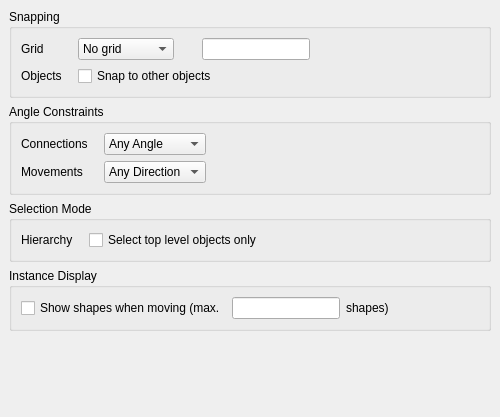
Before: the Qt Designer form src/edt/edt/EditorOptionsGeneric.ui in KLayout/klayout, drawn with Qt 5.
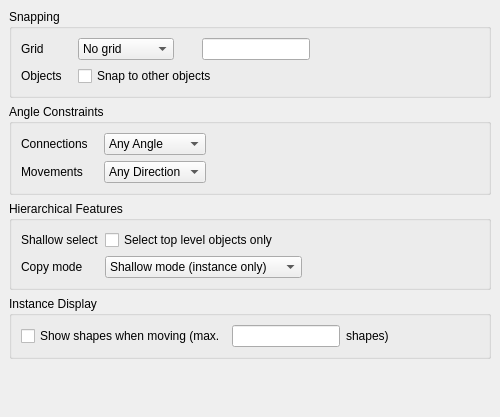
After: the same form once the commit is applied.

Commit message:
Open to silence instance copy mode dialog
By using "don't ask again" the instance copy mode
dialog won't come up again. The mode can be reverted
back to "ask" in the editor options.

Diff of the .ui file:
```diff
--- a/src/edt/edt/EditorOptionsGeneric.ui
+++ b/src/edt/edt/EditorOptionsGeneric.ui
@@ -199,39 +199,94 @@
     </widget>
    </item>
    <item>
-    <widget class="QGroupBox" name="groupBox_3" >
-     <property name="title" >
-      <string>Selection Mode</string>
+    <widget class="QGroupBox" name="groupBox_3">
+     <property name="title">
+      <string>Hierarchical Features</string>
      </property>
      <layout class="QGridLayout" >
       <property name="margin" >
        <number>9</number>
       </property>
-      <property name="spacing" >
+      <property name="topMargin">
+       <number>9</number>
+      </property>
+      <property name="rightMargin">
+       <number>9</number>
+      </property>
+      <property name="bottomMargin">
+       <number>9</number>
+      </property>
+      <property name="spacing">
        <number>6</number>
       </property>
-      <item row="0" column="1" >
-       <widget class="QCheckBox" name="hier_sel_cbx" >
-        <property name="sizePolicy" >
-         <sizepolicy>
-          <hsizetype>7</hsizetype>
-          <vsizetype>0</vsizetype>
+      <item row="1" column="0">
+       <widget class="QLabel" name="label">
+        <property name="text">
+         <string>Copy mode</string>
+        </property>
+       </widget>
+      </item>
+      <item row="0" column="0">
+       <widget class="QLabel" name="label_4">
+        <property name="text">
+         <string>Shallow select</string>
+        </property>
+       </widget>
+      </item>
+      <item row="1" column="1" colspan="2">
+       <widget class="QComboBox" name="hier_copy_mode_cbx">
+        <property name="sizePolicy">
+         <sizepolicy hsizetype="Preferred" vsizetype="Fixed">
           <horstretch>0</horstretch>
           <verstretch>0</verstretch>
          </sizepolicy>
         </property>
-        <property name="text" >
+        <property name="sizeAdjustPolicy">
+         <enum>QComboBox::AdjustToContentsOnFirstShow</enum>
+        </property>
+        <item>
+         <property name="text">
+          <string>Shallow mode (instance only)</string>
+         </property>
+        </item>
+        <item>
+         <property name="text">
+          <string>Deep mode (instance and cell)</string>
+         </property>
+        </item>
+        <item>
+         <property name="text">
+          <string>Ask</string>
+         </property>
+        </item>
+       </widget>
+      </item>
+      <item row="1" column="3">
+       <spacer name="horizontalSpacer">
+        <property name="orientation">
+         <enum>Qt::Horizontal</enum>
+        </property>
+        <property name="sizeHint" stdset="0">
+         <size>
+          <width>40</width>
+          <height>20</height>
+         </size>
+        </property>
+       </spacer>
+      </item>
+      <item row="0" column="1" colspan="3">
+       <widget class="QCheckBox" name="hier_sel_cbx">
+        <property name="sizePolicy">
+         <sizepolicy hsizetype="Expanding" vsizetype="Fixed">
+          <horstretch>0</horstretch>
+          <verstretch>0</verstretch>
+         </sizepolicy>
+        </property>
+        <property name="text">
          <string>Select top level objects only</string>
         </property>
        </widget>
       </item>
-      <item row="0" column="0" >
-       <widget class="QLabel" name="label_4" >
-        <property name="text" >
-         <string>Hierarchy   </string>
-        </property>
-       </widget>
-      </item>
      </layout>
     </widget>
    </item>
@@ -240,13 +295,22 @@
      <property name="title" >
       <string>Instance Display</string>
      </property>
-     <layout class="QHBoxLayout" >
-      <property name="margin" >
-       <number>9</number>
-      </property>
-      <property name="spacing" >
+     <layout class="QHBoxLayout">
+      <property name="spacing">
        <number>6</number>
       </property>
+      <property name="leftMargin">
+       <number>9</number>
+      </property>
+      <property name="topMargin">
+       <number>9</number>
+      </property>
+      <property name="rightMargin">
+       <number>9</number>
+      </property>
+      <property name="bottomMargin">
+       <number>9</number>
+      </property>
       <item>
        <widget class="QCheckBox" name="show_shapes_cbx" >
         <property name="text" >
@@ -255,11 +319,9 @@
        </widget>
       </item>
       <item>
-       <widget class="QLineEdit" name="max_shapes_le" >
-        <property name="sizePolicy" >
-         <sizepolicy>
-          <hsizetype>5</hsizetype>
-          <vsizetype>0</vsizetype>
+       <widget class="QLineEdit" name="max_shapes_le">
+        <property name="sizePolicy">
+         <sizepolicy hsizetype="Preferred" vsizetype="Fixed">
           <horstretch>0</horstretch>
           <verstretch>0</verstretch>
          </sizepolicy>
```
Left out of the diff: 184 changed lines with no effect on the pictures. The commit also changes 9 other files.
